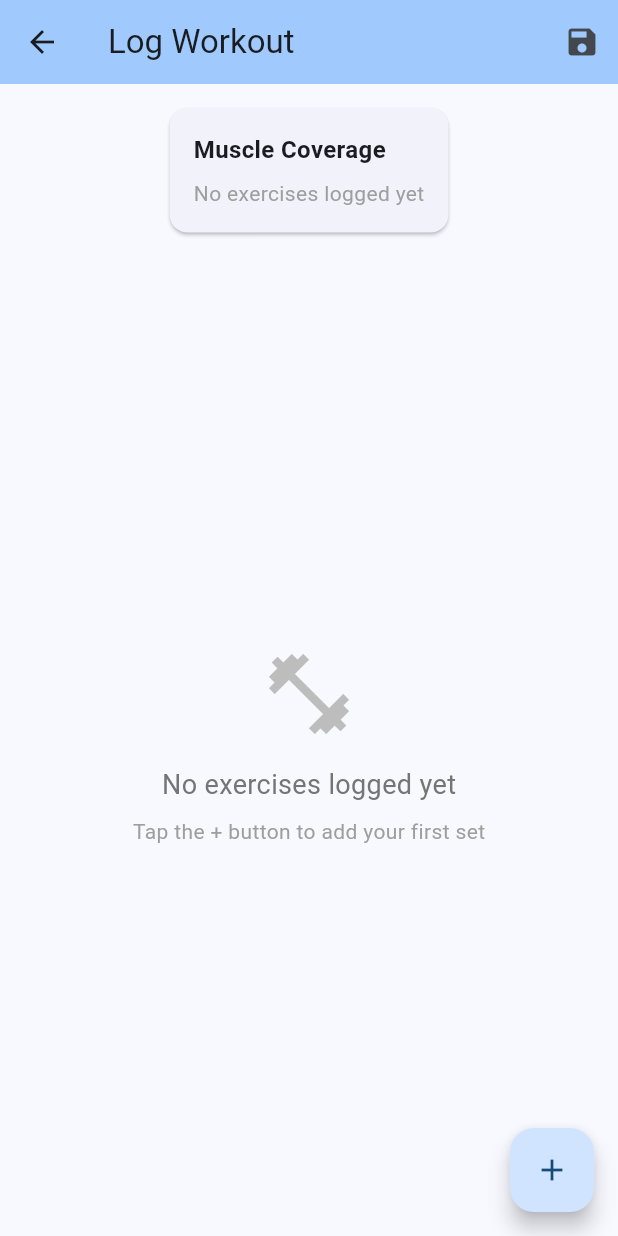
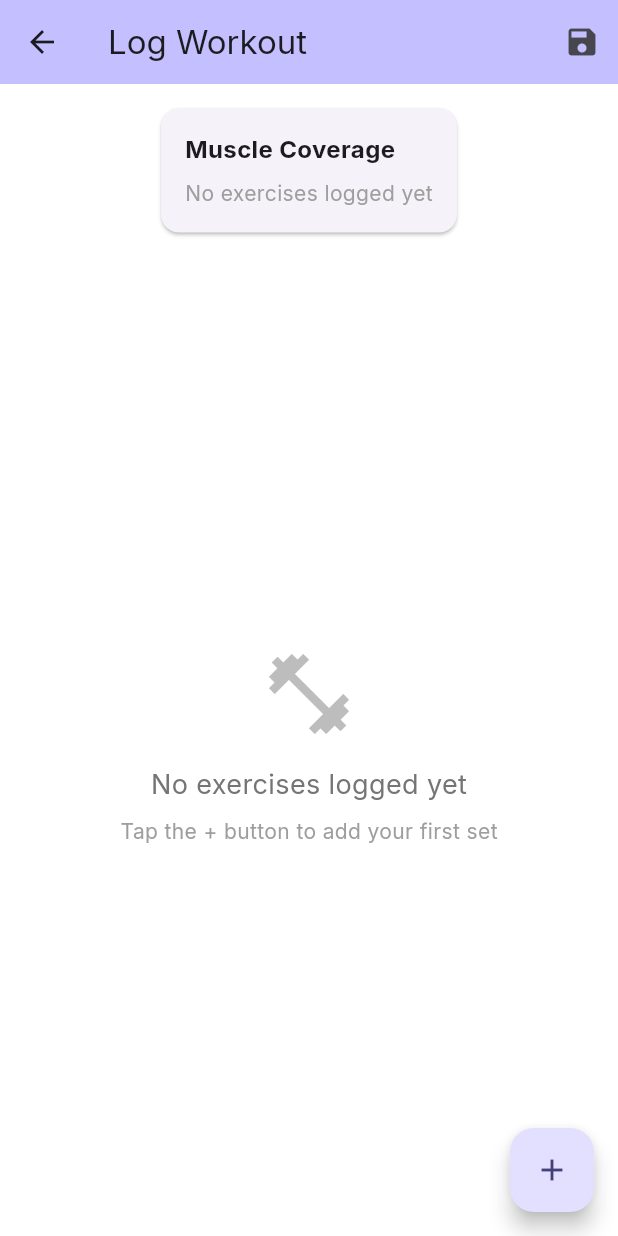
Before and after one commit to niharika06oct/gymAndVo2Max, a Flutter app: the screen it shows after launch, after a tap on the "add" icon, on a phone screen of 412 x 824 dp. Run offline on Flutter 3.47's test engine with Material 3 defaults, Android fonts, the phone set to English and light mode, and no system bars; our stand-ins replace fl_chart, flutter_riverpod, google_fonts, hive, hive_flutter, smooth_page_indicator; accounts and stored records are empty.

Commit message:
feat: Dark theme overhaul, typography, theme toggle, UI refactor, onboarding, settings, insights placeholder, workout session Hive persistence

```diff
--- a/lib/main.dart
+++ b/lib/main.dart
@@ -1,30 +1,72 @@
 import 'package:flutter/material.dart';
 import 'package:flutter_riverpod/flutter_riverpod.dart';
+import 'package:google_fonts/google_fonts.dart';
+
+import 'providers/theme_provider.dart';
 import 'screens/home.dart';
 import 'screens/vo2_test.dart';
 import 'screens/workout_logger.dart';
+import 'screens/insights.dart';
+import 'screens/settings.dart';
+import 'screens/onboarding.dart';
 
 void main() {
   runApp(const ProviderScope(child: MyApp()));
 }
 
-class MyApp extends StatelessWidget {
+class MyApp extends ConsumerWidget {
   const MyApp({super.key});
 
   @override
-  Widget build(BuildContext context) => MaterialApp(
+  Widget build(BuildContext context, WidgetRef ref) {
+    final themeMode = ref.watch(themeModeProvider);
+
+    return MaterialApp(
       title: 'FitStrength VO₂',
-        theme: ThemeData(
-          useMaterial3: true,
-          colorScheme: ColorScheme.fromSeed(
-            seedColor: Colors.blue,
-            brightness: Brightness.light,
-          ),
-        ),
-        home: const HomeScreen(),
+      themeMode: themeMode,
+      theme: _lightTheme,
+      darkTheme: _darkTheme,
+      initialRoute: '/home',
       routes: {
+        '/home': (context) => const HomeScreen(),
         '/vo2_test': (context) => const Vo2TestScreen(),
         '/workout_logger': (context) => const WorkoutLoggerScreen(),
+        '/insights': (context) => const InsightsScreen(),
+        '/settings': (context) => const SettingsScreen(),
+        '/onboarding': (context) => const OnboardingScreen(),
       },
     );
   }
+
+  // Light theme (Material 3) using same accent
+  ThemeData get _lightTheme {
+    final scheme = ColorScheme.fromSeed(
+      seedColor: const Color(0xFF6C63FF),
+      brightness: Brightness.light,
+    );
+    return ThemeData(
+      useMaterial3: true,
+      colorScheme: scheme,
+      scaffoldBackgroundColor: Colors.white,
+      textTheme: GoogleFonts.interTextTheme(ThemeData.light().textTheme),
+    );
+  }
+
+  // Material 3 dark theme definition
+  ThemeData get _darkTheme {
+    final baseScheme = ColorScheme.fromSeed(
+      seedColor: const Color(0xFF6C63FF),
+      brightness: Brightness.dark,
+    );
+    final scheme = baseScheme.copyWith(
+      surfaceVariant: const Color(0xFF121212),
+      background: const Color(0xFF0E0F13),
+    );
+    return ThemeData(
+      useMaterial3: true,
+      colorScheme: scheme,
+      scaffoldBackgroundColor: const Color(0xFF0E0F13),
+      textTheme: GoogleFonts.interTextTheme(ThemeData.dark().textTheme),
+    );
+  }
+}
--- a/lib/models/Exercise.dart
+++ b/lib/models/Exercise.dart
@@ -10,7 +10,7 @@ class Exercise extends HiveObject {
   @HiveField(4) final String? category;
   @HiveField(5) final String? defaultUnit;   // 'kg', 'lb', etc.
 
-  const Exercise({
+  Exercise({
     required this.id,
     required this.name,
     required this.primaryMuscles,
--- a/lib/models/WorkoutSession.dart
+++ b/lib/models/WorkoutSession.dart
@@ -1,4 +1,6 @@
 import 'package:hive/hive.dart';
+import 'WorkoutSet.dart';
+import 'Interval.dart';
 part 'WorkoutSession.g.dart';
 
 @HiveType(typeId: 2)
--- a/lib/providers/boxes.dart
+++ b/lib/providers/boxes.dart
@@ -18,6 +18,7 @@ final exerciseBoxProvider = FutureProvider<Box<Exercise>>((ref) async {
 });
 
 final workoutSessionBoxProvider = FutureProvider<Box<WorkoutSession>>((ref) async {
+  Hive.registerAdapter(WorkoutSetAdapter());
   Hive.registerAdapter(WorkoutSessionAdapter());
   return await Hive.openBox<WorkoutSession>('workout_sessions');
 });
--- /dev/null
+++ b/lib/providers/theme_provider.dart
@@ -0,0 +1,55 @@
+import 'package:flutter/material.dart';
+import 'package:flutter_riverpod/flutter_riverpod.dart';
+import 'package:hive_flutter/hive_flutter.dart';
+
+/// Keys for settings storage
+const _boxName = 'settings';
+const _themeKey = 'themeMode';
+
+String _modeToString(ThemeMode mode) {
+  switch (mode) {
+    case ThemeMode.light:
+      return 'light';
+    case ThemeMode.dark:
+      return 'dark';
+    case ThemeMode.system:
+    default:
+      return 'system';
+  }
+}
+
+ThemeMode _stringToMode(String value) {
+  switch (value) {
+    case 'light':
+      return ThemeMode.light;
+    case 'dark':
+      return ThemeMode.dark;
+    case 'system':
+    default:
+      return ThemeMode.system;
+  }
+}
+
+class ThemeNotifier extends StateNotifier<ThemeMode> {
+  ThemeNotifier() : super(ThemeMode.system) {
+    _load();
+  }
+
+  Future<void> _load() async {
+    await Hive.initFlutter();
+    final box = await Hive.openBox(_boxName);
+    final stored = box.get(_themeKey, defaultValue: 'system') as String;
+    state = _stringToMode(stored);
+  }
+
+  Future<void> setThemeMode(ThemeMode mode) async {
+    state = mode;
+    final box = await Hive.openBox(_boxName);
+    await box.put(_themeKey, _modeToString(mode));
+  }
+}
+
+/// Provider exposing current ThemeMode and allowing updates.
+final themeModeProvider = StateNotifierProvider<ThemeNotifier, ThemeMode>(
+  (ref) => ThemeNotifier(),
+);
--- a/lib/screens/home.dart
+++ b/lib/screens/home.dart
@@ -3,6 +3,7 @@ import 'package:flutter_riverpod/flutter_riverpod.dart';
 import 'package:fl_chart/fl_chart.dart';
 import '../providers/boxes.dart';
 import '../models/vo2.dart';
+import 'package:google_fonts/google_fonts.dart';
 
 class HomeScreen extends ConsumerWidget {
   const HomeScreen({super.key});
@@ -10,12 +11,32 @@ class HomeScreen extends ConsumerWidget {
   @override
   Widget build(BuildContext context, WidgetRef ref) {
     return Scaffold(
+      extendBodyBehindAppBar: true,
       appBar: AppBar(
-        title: const Text('FitStrength VO₂'),
-        backgroundColor: Theme.of(context).colorScheme.inversePrimary,
+        backgroundColor: Colors.transparent,
+        elevation: 0,
+        title: ShaderMask(
+          shaderCallback: (bounds) => const LinearGradient(
+            colors: [Color(0xFF6C63FF), Color(0xFF42A5F5)],
+          ).createShader(Rect.fromLTWH(0, 0, bounds.width, bounds.height)),
+          child: Text(
+            'FitStrength VO₂',
+            style: GoogleFonts.inter(
+              fontSize: 28,
+              fontWeight: FontWeight.bold,
+              color: Colors.white,
+            ),
+          ),
+        ),
+        actions: [
+          IconButton(
+            icon: const Icon(Icons.settings),
+            onPressed: () => Navigator.pushNamed(context, '/settings'),
+          ),
+        ],
       ),
       body: SingleChildScrollView(
-        padding: const EdgeInsets.all(16.0),
+        padding: const EdgeInsets.fromLTRB(16, kToolbarHeight + 24, 16, 16),
         child: Column(
           crossAxisAlignment: CrossAxisAlignment.start,
           children: [
@@ -47,6 +68,7 @@ class HomeScreen extends ConsumerWidget {
 
   Widget _buildVo2PercentileCard(BuildContext context, WidgetRef ref) {
     return Card(
+      color: const Color(0xFF1C1D22),
       child: Padding(
         padding: const EdgeInsets.all(16.0),
         child: Column(
@@ -74,12 +96,17 @@ class HomeScreen extends ConsumerWidget {
                   Column(
                     mainAxisAlignment: MainAxisAlignment.center,
                     children: [
-                      const Text(
+                      ShaderMask(
+                        shaderCallback: (bounds) => const LinearGradient(
+                          colors: [Color(0xFF6C63FF), Color(0xFF42A5F5)],
+                        ).createShader(Rect.fromLTWH(0, 0, bounds.width, bounds.height)),
+                        child: const Text(
                           '68%',
                           style: TextStyle(
                             fontSize: 24,
                             fontWeight: FontWeight.bold,
-                          color: Colors.blue,
+                            color: Colors.white,
+                          ),
                         ),
                       ),
                       const Text(
@@ -104,6 +131,7 @@ class HomeScreen extends ConsumerWidget {
 
   Widget _buildHiitScoreCard(BuildContext context) {
     return Card(
+      color: const Color(0xFF1C1D22),
       child: Padding(
         padding: const EdgeInsets.all(16.0),
         child: Column(
@@ -160,6 +188,7 @@ class HomeScreen extends ConsumerWidget {
 
   Widget _buildMuscleRadarCard(BuildContext context) {
     return Card(
+      color: const Color(0xFF1C1D22),
       child: Padding(
         padding: const EdgeInsets.all(16.0),
         child: Column(
@@ -177,12 +206,12 @@ class HomeScreen extends ConsumerWidget {
                   dataSets: [
                     RadarDataSet(
                       dataEntries: [
-                        const RadarEntry(value: 85, title: 'Chest'),
-                        const RadarEntry(value: 90, title: 'Back'),
-                        const RadarEntry(value: 75, title: 'Legs'),
-                        const RadarEntry(value: 60, title: 'Shoulders'),
-                        const RadarEntry(value: 80, title: 'Arms'),
-                        const RadarEntry(value: 70, title: 'Core'),
+                        const RadarEntry(value: 85),
+                        const RadarEntry(value: 90),
+                        const RadarEntry(value: 75),
+                        const RadarEntry(value: 60),
+                        const RadarEntry(value: 80),
+                        const RadarEntry(value: 70),
                       ],
                       fillColor: Colors.blue.withOpacity(0.3),
                       borderColor: Colors.blue,
@@ -197,7 +226,6 @@ class HomeScreen extends ConsumerWidget {
                     return RadarChartTitle(
                       text: titles[index],
                       angle: angle,
-                      style: const TextStyle(fontSize: 10),
                     );
                   },
                 ),
@@ -231,6 +259,7 @@ class HomeScreen extends ConsumerWidget {
 
   Widget _buildQuickActions(BuildContext context) {
     return Card(
+      color: const Color(0xFF1C1D22),
       child: Padding(
         padding: const EdgeInsets.all(16.0),
         child: Column(
@@ -290,7 +319,7 @@ class HomeScreen extends ConsumerWidget {
                     Icons.analytics,
                     Colors.purple,
                     () {
-                      // TODO: Navigate to insights
+                      Navigator.pushNamed(context, '/insights');
                     },
                   ),
                 ),
@@ -309,24 +338,36 @@ class HomeScreen extends ConsumerWidget {
     Color color,
     VoidCallback onPressed,
   ) {
-    return ElevatedButton(
-      onPressed: onPressed,
-      style: ElevatedButton.styleFrom(
-        backgroundColor: color,
-        foregroundColor: Colors.white,
-        padding: const EdgeInsets.symmetric(vertical: 12),
+    return InkWell(
+      onTap: onPressed,
+      borderRadius: BorderRadius.circular(40),
+      child: Container(
+        padding: const EdgeInsets.symmetric(vertical: 16),
+        decoration: BoxDecoration(
+          gradient: LinearGradient(
+            colors: [color, color.withOpacity(0.7)],
+            begin: Alignment.topLeft,
+            end: Alignment.bottomRight,
+          ),
+          borderRadius: BorderRadius.circular(40),
         ),
         child: Column(
+          mainAxisSize: MainAxisSize.min,
           children: [
-          Icon(icon, size: 24),
+            Icon(icon, size: 26, color: Colors.white),
             const SizedBox(height: 4),
             Text(
               title,
-            style: const TextStyle(fontSize: 12),
+              style: GoogleFonts.inter(
+                fontSize: 12,
+                color: Colors.white,
+                fontWeight: FontWeight.bold,
+              ),
               textAlign: TextAlign.center,
             ),
           ],
         ),
+      ),
     );
   }
 }
--- a/lib/screens/workout_logger.dart
+++ b/lib/screens/workout_logger.dart
@@ -3,6 +3,8 @@ import 'package:flutter_riverpod/flutter_riverpod.dart';
 import '../models/Exercise.dart';
 import '../models/WorkoutSet.dart';
 import '../models/WorkoutSession.dart';
+import 'package:uuid/uuid.dart';
+import '../providers/boxes.dart';
 
 class WorkoutLoggerScreen extends ConsumerStatefulWidget {
   const WorkoutLoggerScreen({super.key});
@@ -14,7 +16,7 @@ class WorkoutLoggerScreen extends ConsumerStatefulWidget {
 class _WorkoutLoggerScreenState extends ConsumerState<WorkoutLoggerScreen> {
   final List<WorkoutSet> _sets = [];
   final List<Exercise> _availableExercises = [
-    const Exercise(
+    Exercise(
       id: 'bench_press',
       name: 'Bench Press',
       primaryMuscles: ['Chest', 'Triceps'],
@@ -22,7 +24,7 @@ class _WorkoutLoggerScreenState extends ConsumerState<WorkoutLoggerScreen> {
       category: 'Strength',
       defaultUnit: 'kg',
     ),
-    const Exercise(
+    Exercise(
       id: 'squat',
       name: 'Squat',
       primaryMuscles: ['Quadriceps', 'Glutes'],
@@ -30,7 +32,7 @@ class _WorkoutLoggerScreenState extends ConsumerState<WorkoutLoggerScreen> {
       category: 'Strength',
       defaultUnit: 'kg',
     ),
-    const Exercise(
+    Exercise(
       id: 'deadlift',
       name: 'Deadlift',
       primaryMuscles: ['Back', 'Hamstrings'],
@@ -38,7 +40,7 @@ class _WorkoutLoggerScreenState extends ConsumerState<WorkoutLoggerScreen> {
       category: 'Strength',
       defaultUnit: 'kg',
     ),
-    const Exercise(
+    Exercise(
       id: 'pull_up',
       name: 'Pull Up',
       primaryMuscles: ['Back', 'Biceps'],
@@ -46,7 +48,7 @@ class _WorkoutLoggerScreenState extends ConsumerState<WorkoutLoggerScreen> {
       category: 'Strength',
       defaultUnit: 'reps',
     ),
-    const Exercise(
+    Exercise(
       id: 'shoulder_press',
       name: 'Shoulder Press',
       primaryMuscles: ['Shoulders'],
@@ -54,7 +56,7 @@ class _WorkoutLoggerScreenState extends ConsumerState<WorkoutLoggerScreen> {
       category: 'Strength',
       defaultUnit: 'kg',
     ),
-    const Exercise(
+    Exercise(
       id: 'plank',
       name: 'Plank',
       primaryMuscles: ['Core'],
@@ -63,6 +65,21 @@ class _WorkoutLoggerScreenState extends ConsumerState<WorkoutLoggerScreen> {
       defaultUnit: 'sec',
     ),
   ];
+
+  @override
+  void initState() {
+    super.initState();
+    // Load last saved session's sets (optional) to persist across navigation within the run.
+    WidgetsBinding.instance.addPostFrameCallback((_) async {
+      final box = await ref.read(workoutSessionBoxProvider.future);
+      if (box.isNotEmpty) {
+        final last = box.getAt(box.length - 1) as WorkoutSession;
+        setState(() {
+          _sets.addAll(last.sets);
+        });
+      }
+    });
+  }
 
   @override
   Widget build(BuildContext context) {
@@ -296,11 +313,26 @@ class _WorkoutLoggerScreenState extends ConsumerState<WorkoutLoggerScreen> {
       return;
     }
 
-    // TODO: Save workout session to database
-    ScaffoldMessenger.of(context).showSnackBar(
-      const SnackBar(content: Text('Workout saved!')),
-    );
-    Navigator.pop(context);
+    () async {
+      final box = await ref.read(workoutSessionBoxProvider.future);
+
+      final session = WorkoutSession(
+        id: const Uuid().v4(),
+        start: DateTime.now(),
+        end: DateTime.now(),
+        sets: List<WorkoutSet>.from(_sets),
+        intervals: const [],
+      );
+
+      await box.add(session);
+
+      if (mounted) {
+        ScaffoldMessenger.of(context).showSnackBar(
+          const SnackBar(content: Text('Workout saved!')),
+        );
+        Navigator.pop(context);
+      }
+    }();
   }
 }
 
--- a/pubspec.yaml
+++ b/pubspec.yaml
@@ -38,6 +38,9 @@ dependencies:
   hive: ^2.2.3
   hive_flutter: ^1.1.0
   fl_chart: ^1.0.0
+  google_fonts: ^6.2.1
+  smooth_page_indicator: ^1.1.0
+  uuid: ^4.3.3
 
 dev_dependencies:
   flutter_test:
```
Also changed, not shown: lib/screens/insights.dart (added, +56 -0 lines), lib/screens/onboarding.dart (added, +121 -0 lines), lib/screens/settings.dart (added, +57 -0 lines), lib/models/WorkoutSession.g.dart, pubspec.lock. Lines whose indentation alone changed are shown as unchanged.
